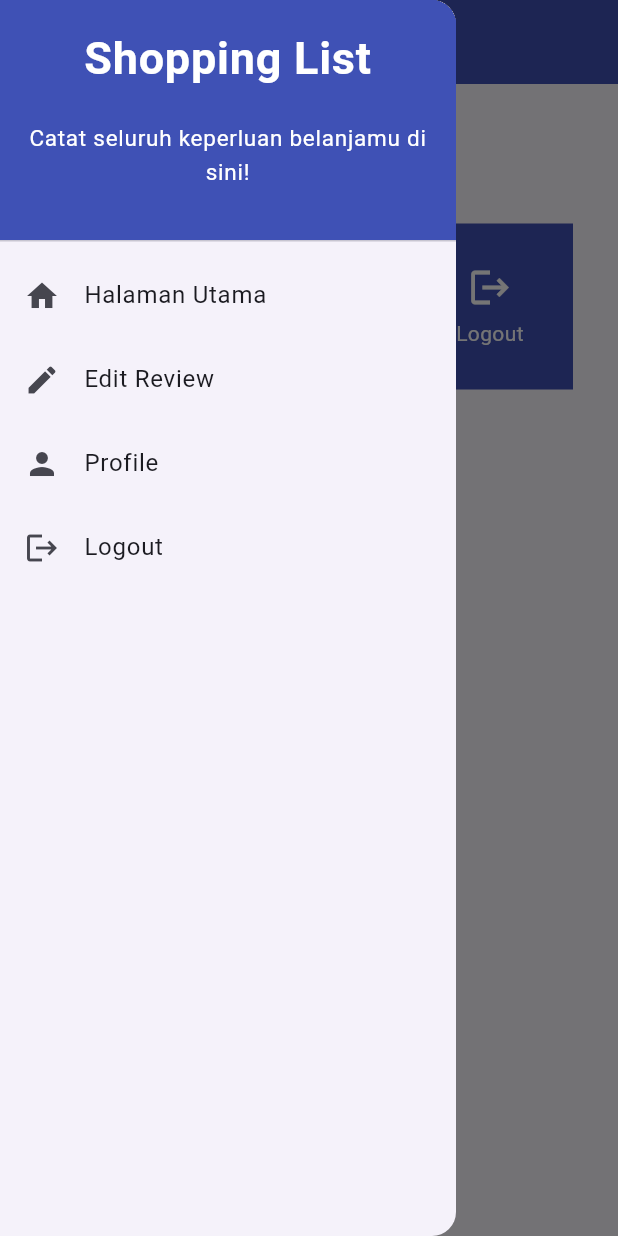
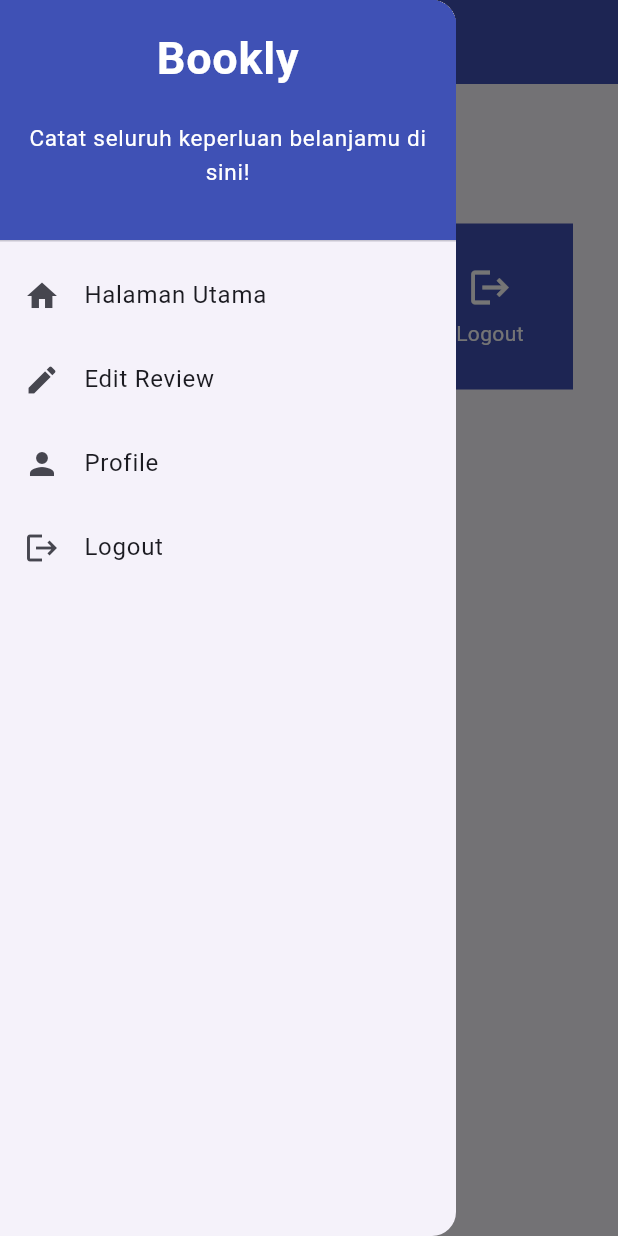
Before and after one commit to pbp-f11/bookly_mobile, a Flutter app: the MyHomePage screen opened directly, with the side drawer open, on a phone screen of 412 x 824 dp. Run offline on Flutter 3.47's test engine with Material 3 defaults, Android fonts, the phone set to English and light mode, and no system bars; missing offline and left inert: dart:js, pbp_django_auth.

Commit message:
finalization edit review

```diff
--- a/lib/screens/menu.dart
+++ b/lib/screens/menu.dart
@@ -16,7 +16,7 @@ class MyHomePage extends StatelessWidget {
     return Scaffold(
       appBar: AppBar(
         title: const Text(
-            'Shopping Art',
+            'Bookly',
           ),
           backgroundColor: Colors.indigo,
           foregroundColor: Colors.white,
--- a/lib/widgets/left_drawer.dart
+++ b/lib/widgets/left_drawer.dart
@@ -20,7 +20,7 @@ class LeftDrawer extends StatelessWidget {
             child: Column(
               children: [
                 Text(
-                  'Shopping List',
+                  'Bookly',
                   textAlign: TextAlign.center,
                   style: TextStyle(
                     fontSize: 30,
```
